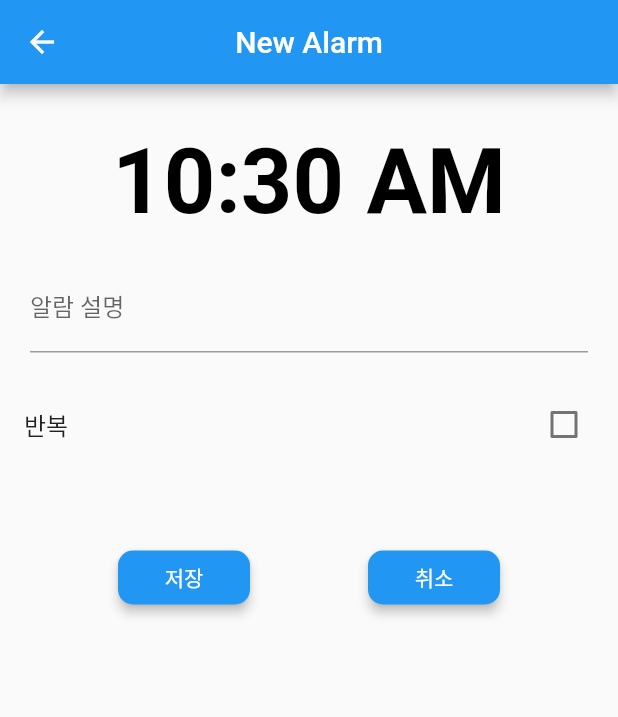
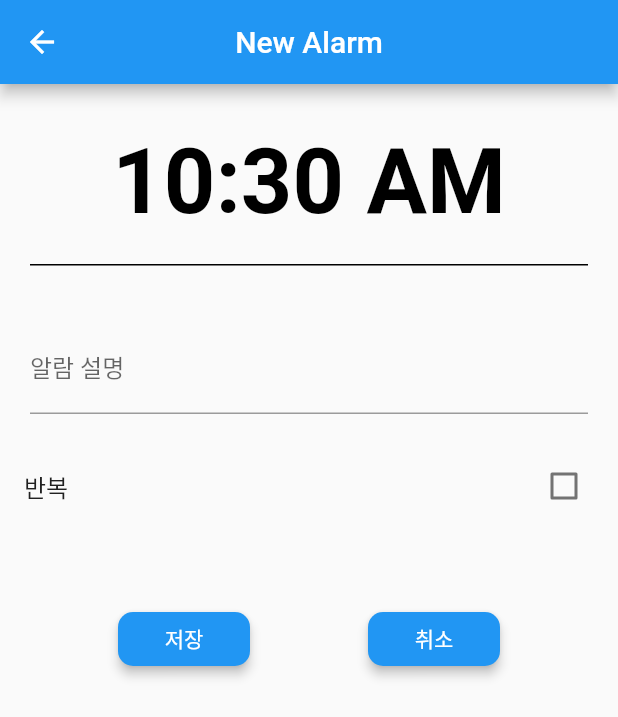
Before and after one commit to jpoh281/todoList, a Flutter app: the AlarmTimePickerPage screen opened directly, on a phone screen of 412 x 824 dp. Shown: the top 717 px of the screen. Run offline on Flutter 3.47's test engine with Material 2 defaults, Android fonts, the phone set to English and light mode, and no system bars.

Commit message:
2020-01-14 We'll do Project 4일차 중단 내일자 과제 라벨을 어떻게 나타낼것인가. 알람넣기 사이에 선넣기

```diff
--- a/lib/screeans/alarm_timepicker.dart
+++ b/lib/screeans/alarm_timepicker.dart
@@ -15,13 +15,16 @@ class _AlarmTimePickerPageState extends State<AlarmTimePickerPage> {
   ValueChanged<TimeOfDay> selectTime;
   TimeOfDay _time;
   bool _repetition;
-  List<bool> _repetitionDay = [false, false, false, false, false, false, false];
+  List<bool> _repetitionDay;
   @override
   void initState() {
     alarmTitleController = new TextEditingController(
         text: widget.alarm != null ? widget.alarm.title : null);
-    _time = TimeOfDay.now();
+    _time = (widget.alarm == null) ? TimeOfDay.now() : widget.alarm.time;
     _repetition = (widget.alarm == null) ? false : widget.alarm.repetition;
+    _repetitionDay = (widget.alarm == null)
+        ? [false, false, false, false, false, false, false]
+        : widget.alarm.repetitionDay;
     super.initState();
   }
 
@@ -58,6 +61,13 @@ class _AlarmTimePickerPageState extends State<AlarmTimePickerPage> {
                       fontWeight: FontWeight.bold),
                 ),
                 onTap: () => _selectTime(context),
+              ),
+            ),
+            Padding(
+              padding: const EdgeInsets.all(20.0),
+              child: Container(
+                height: 1,
+                color: Colors.black,
               ),
             ),
             Padding(
```
Also changed, not shown: lib/screeans/alarm_main.dart (+27 -6 lines).
